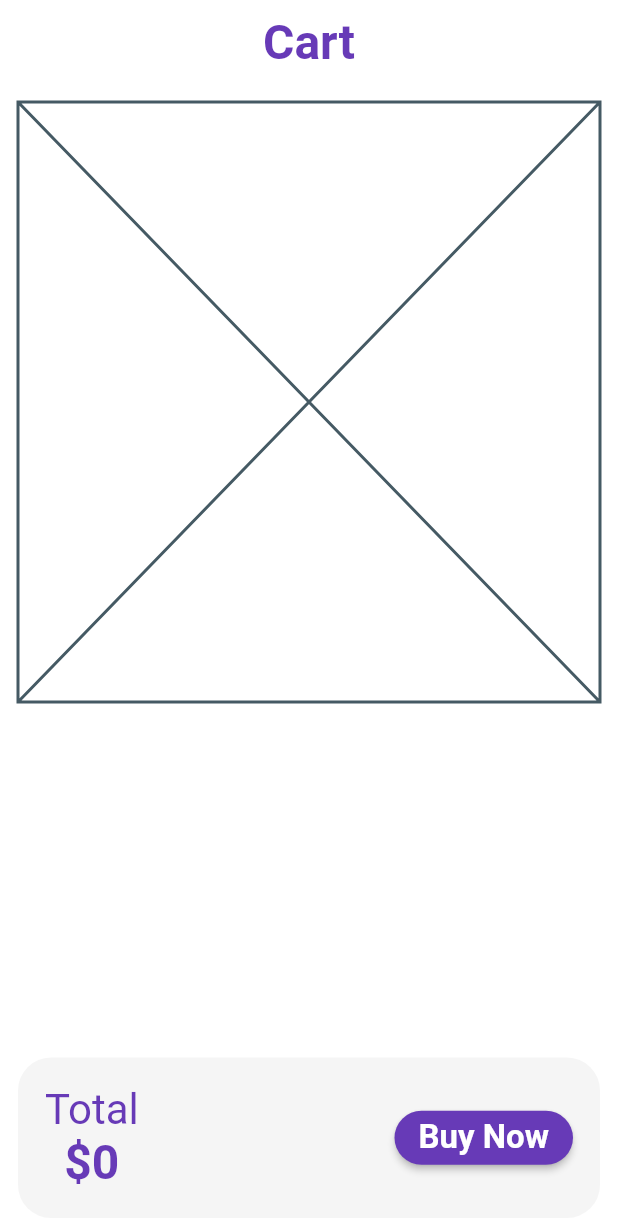
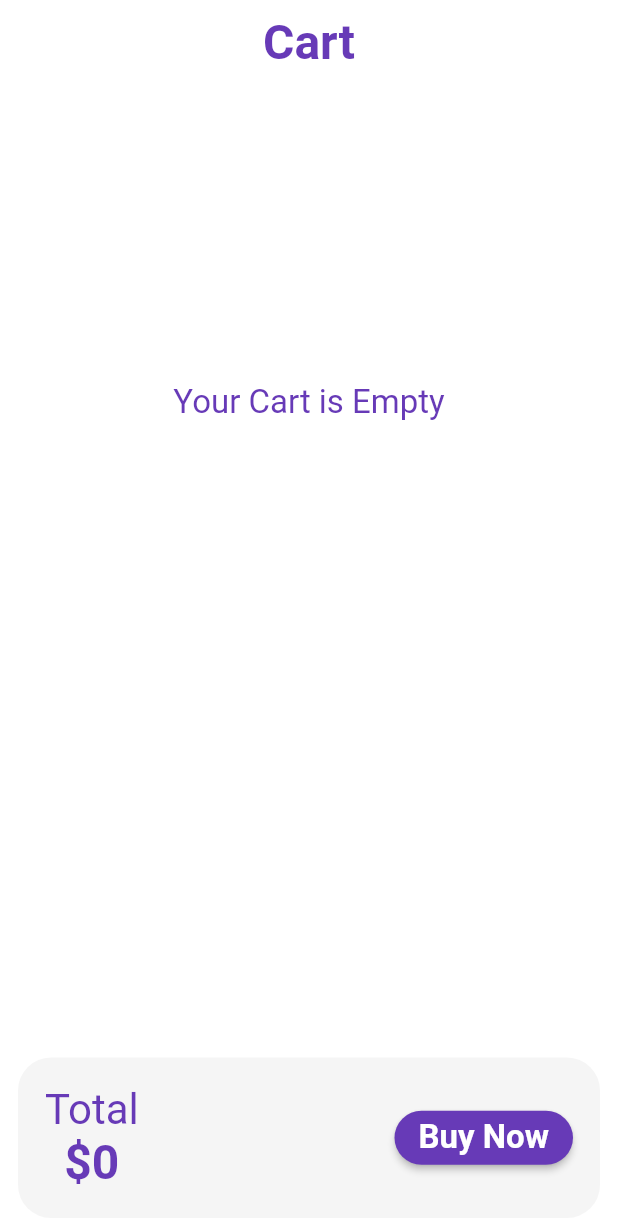
Before and after one commit to itsAkankshaJha/30-Days-of-Flutter, a Flutter app: the screen it shows after launch, after a tap on "Buy", on a phone screen of 412 x 824 dp. Shown: the top 1223 px of the screen. Run offline on Flutter 3.47's test engine with Material 2 defaults, Android fonts, the phone set to English and light mode, and no system bars; network calls fail.

Commit message:
day 22 completed

```diff
--- a/lib/pages/cart_page.dart
+++ b/lib/pages/cart_page.dart
@@ -28,7 +28,17 @@ class MyCart extends StatelessWidget {
           child: Column(
             mainAxisAlignment: MainAxisAlignment.spaceBetween,
             children: [
-              Placeholder(),
+              Container(
+                height: 400,
+                alignment: Alignment.center,
+                child: Text(
+                  "Your Cart is Empty",
+                  style: TextStyle(
+                    color: Theme.of(context).textTheme.bodyText1.color,
+                    fontSize: 22,
+                  ),
+                ),
+              ),
               Container(
                 padding:EdgeInsets.all(6),
                 decoration: BoxDecoration(
```
